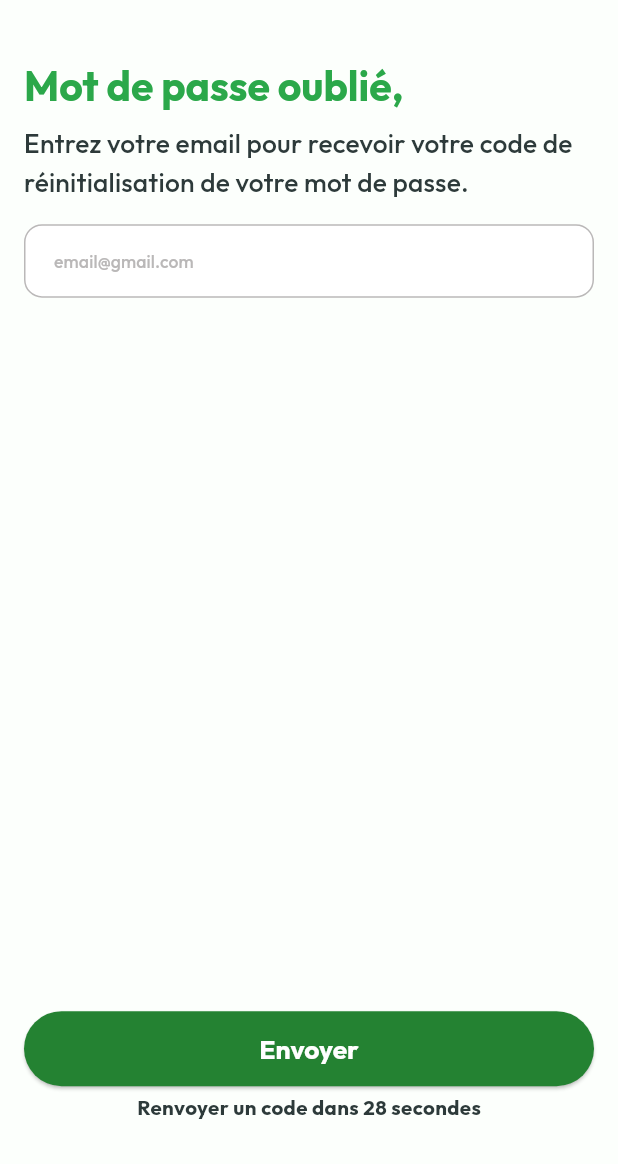
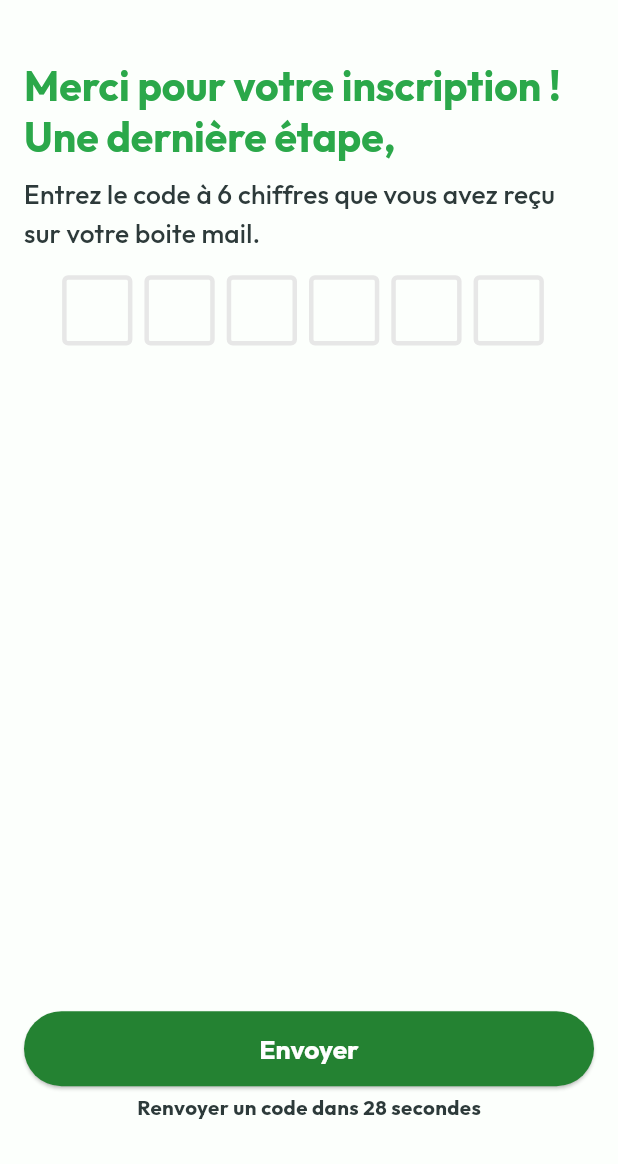
Before and after one commit to raoufb3n/OZON_App, a Flutter app: the screen it shows after launch, on a phone screen of 412 x 824 dp, the part 72-1236 px from its top. Run offline on Flutter 3.47's test engine with Material 3 defaults, Android fonts, the light colour scheme and no system bars; drawn by our look-alikes of flutter_otp_text_field; our stand-ins replace dio, flutter_screenutil, google_fonts.

Commit message:
finish registerScreen and ConfirmationScreen

```diff
--- /dev/null
+++ b/lib/Features/Auth/presentation/view/ConfirmationScreen.dart
@@ -0,0 +1,91 @@
+import 'package:flutter/material.dart';
+import 'package:flutter_otp_text_field/flutter_otp_text_field.dart';
+import 'package:flutterstarter/Core/Helper/Assets.dart';
+import 'package:flutterstarter/Core/Helper/CustomBox.dart';
+import 'package:flutterstarter/Core/index.dart';
+import 'package:flutterstarter/Features/Auth/presentation/view/LoginScreen.dart';
+
+class Confirmationscreen extends StatelessWidget {
+  const Confirmationscreen({super.key});
+
+  @override
+  Widget build(BuildContext context) {
+    return Scaffold(
+      appBar: AppBar(
+        leading: IconButton(
+          icon: CircleAvatar(
+              radius: 28,
+              backgroundColor:
+                  Theme.of(context).colorScheme.onSecondary.withOpacity(0.35),
+              child: Image.asset(
+                Assets.arrow,
+                height: 24,
+              )),
+          onPressed: () {},
+        ),
+      ),
+      body: Padding(
+        padding:
+            const EdgeInsets.only(left: 16, right: 16, top: 32, bottom: 28),
+        child: Column(
+          crossAxisAlignment: CrossAxisAlignment.start,
+          children: [
+            Text(
+              'Merci pour votre inscription ! Une dernière étape,',
+              style: Theme.of(context).textTheme.headlineLarge!.copyWith(
+                    color: Theme.of(context).colorScheme.primary,
+                  ),
+              maxLines: 2,
+            ),
+            verticalBox(8),
+            Text(
+              'Entrez le code à 6 chiffres que vous avez reçu sur votre boite mail.',
+              style: Theme.of(context).textTheme.titleMedium,
+              maxLines: 2,
+            ),
+            verticalBox(16),
+            OtpTextField(
+              numberOfFields: 6,
+              fieldWidth: 48.r,
+              fieldHeight: 48.r,
+              borderWidth: 3,
+              focusedBorderColor: Theme.of(context).colorScheme.primary,
+              borderColor: Theme.of(context).colorScheme.onSecondary,
+              showFieldAsBox: true,
+              textStyle: Theme.of(context).textTheme.bodyMedium!.copyWith(
+                    color: Theme.of(context).colorScheme.primary,
+                  ),
+
+              onCodeChanged: (String code) {
+                //handle validation or checks here
+              },
+              //runs when every textfield is filled
+              onSubmit: (String verificationCode) {
+                showDialog(
+                    context: context,
+                    builder: (context) {
+                      return AlertDialog(
+                        title: Text("Verification Code"),
+                        content: Text('Code entered is $verificationCode'),
+                      );
+                    });
+              }, // end onSubmit
+            ),
+            const Spacer(),
+            CustomButton(title: 'Envoyer', onPressed: () {}),
+            verticalBox(4),
+            Row(
+              mainAxisAlignment: MainAxisAlignment.center,
+              children: [
+                Text('Renvoyer un code dans 28 secondes',
+                    style: Theme.of(context).textTheme.bodyMedium!.copyWith(
+                          color: Theme.of(context).colorScheme.tertiary,
+                        )),
+              ],
+            ),
+          ],
+        ),
+      ),
+    );
+  }
+}
--- a/lib/main.dart
+++ b/lib/main.dart
@@ -1,5 +1,5 @@
 import 'package:flutterstarter/Core/index.dart';
-import 'package:flutterstarter/Features/Auth/presentation/view/ForgetPasswordPage.dart';
+import 'package:flutterstarter/Features/Auth/presentation/view/ConfirmationScreen.dart';
 
 void main() {
   runApp(const MyApp());
@@ -11,7 +11,7 @@ class MyApp extends StatelessWidget {
   @override
   Widget build(BuildContext context) {
     return ScreenUtilInit(
-      designSize: const Size(390,844),
+      designSize: const Size(390, 844),
       minTextAdapt: true,
       splitScreenMode: true,
       builder: (context, state) {
@@ -19,7 +19,7 @@ class MyApp extends StatelessWidget {
           debugShowCheckedModeBanner: false,
           title: 'OZONE App',
           theme: AppThemes.lightTheme,
-          home: const ForgetPasswordScreen(),
+          home: const Confirmationscreen(),
         );
       },
     );
```
Also changed, not shown: lib/Features/Auth/presentation/view/RegisterScreen.dart (added, +126 -0 lines), pubspec.yaml (+1 -6 lines), pubspec.lock.
